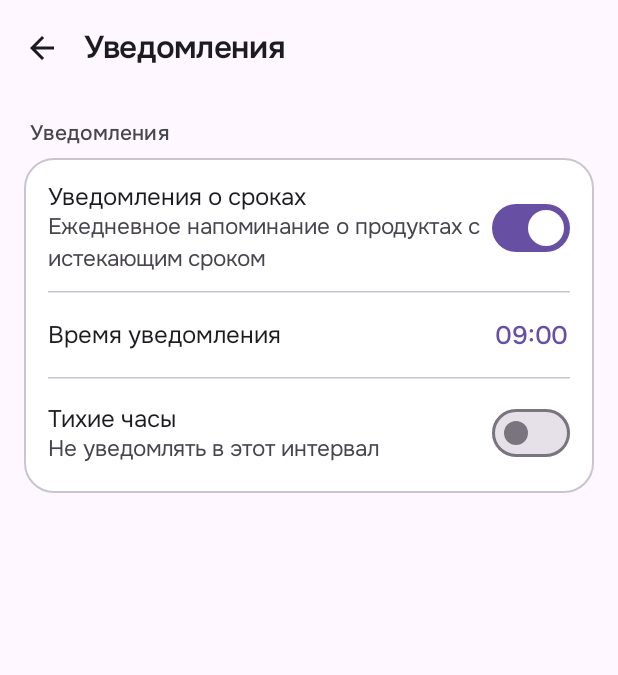
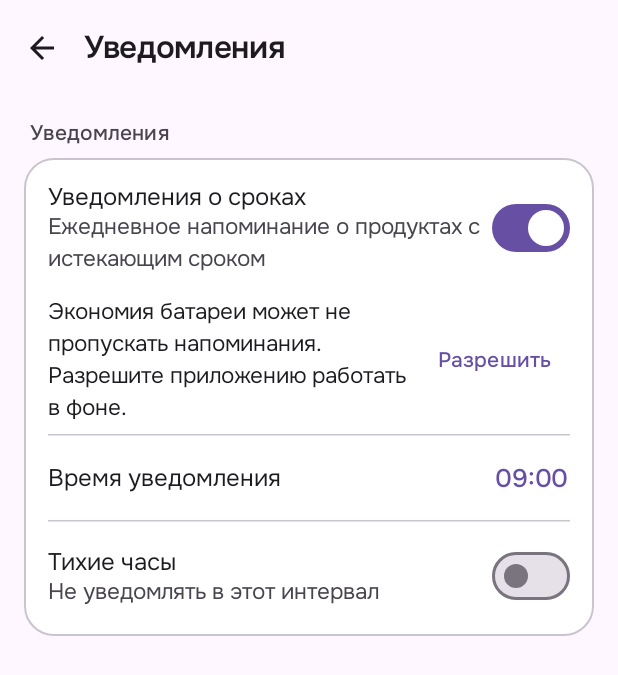
Before and after one commit to Lucky2356/EatBefore, an Android app built with Jetpack Compose: the NotificationsSettingsScreen screen opened through its navigation route, on a phone screen of 412 x 824 dp. Shown: the top 675 px of the screen. Run offline under Robolectric (Android 15) with nearby library versions, the phone set to English and light mode, and no system bars; our stand-ins replace Dagger/Hilt's generated code, Room's generated code; missing, so only their content is drawn: CompositionLocalProvider; pictures from the network do not load; 1 statement that could not run was skipped.

Commit message:
Предложить снять экономию батареи, если она мешает напоминаниям
Ежедневная проверка сроков — фоновая задача, а прошивки Xiaomi, Huawei и
Samsung такие задачи убивают, и напоминание просто не приходит. В
настройках уведомлений появилась строка с кнопкой, открывающей системный
список исключений; она исчезает, как только приложение в нём оказалось.

Co-Authored-By: Claude Opus 5.5 <noreply@anthropic.com>
Claude-Session: https://claude.ai/code/session_01RkY5qCo9KWkW18F7DkS5rG

```diff
--- a/app/src/main/java/com/eatbefore/feature/settings/sections/NotificationsSettingsScreen.kt
+++ b/app/src/main/java/com/eatbefore/feature/settings/sections/NotificationsSettingsScreen.kt
@@ -1,7 +1,12 @@
 package com.eatbefore.feature.settings.sections
 
 import android.Manifest
+import android.content.Context
+import android.content.Intent
+import android.net.Uri
 import android.os.Build
+import android.os.PowerManager
+import android.provider.Settings
 import androidx.compose.foundation.layout.Arrangement
 import androidx.compose.foundation.layout.Row
 import androidx.compose.foundation.layout.fillMaxWidth
@@ -21,8 +26,10 @@ import androidx.compose.runtime.remember
 import androidx.compose.runtime.setValue
 import androidx.compose.ui.Alignment
 import androidx.compose.ui.Modifier
+import androidx.compose.ui.platform.LocalContext
 import androidx.compose.ui.res.stringResource
 import androidx.hilt.navigation.compose.hiltViewModel
+import androidx.lifecycle.compose.LifecycleResumeEffect
 import androidx.lifecycle.compose.collectAsStateWithLifecycle
 import com.eatbefore.R
 import com.eatbefore.core.designsystem.component.SectionCard
@@ -56,6 +63,15 @@ fun NotificationsSettingsScreen(
         notifPermission != null &&
         !notifPermission.status.isGranted
 
+    // Re-read on every return to the screen: the switch is flipped in system settings, and
+    // the row should disappear the moment the user comes back having done it.
+    val context = LocalContext.current
+    var backgroundRestricted by remember { mutableStateOf(false) }
+    LifecycleResumeEffect(Unit) {
+        backgroundRestricted = !context.isIgnoringBatteryOptimizations()
+        onPauseOrDispose { }
+    }
+
     SettingsSectionScaffold(
         titleRes = R.string.settings_section_notifications,
         onBack = onBack,
@@ -86,6 +102,26 @@ fun NotificationsSettingsScreen(
                     )
                     TextButton(onClick = { notifPermission?.launchPermissionRequest() }) {
                         Text(stringResource(R.string.settings_grant_permission))
+                    }
+                }
+            }
+
+            // The daily check is background work, and battery savers on Xiaomi, Huawei and
+            // Samsung kill such work for apps they consider idle — the reminder then simply
+            // never comes, with no error anywhere. Only the user can exempt the app.
+            if (prefs.notificationsEnabled && backgroundRestricted) {
+                Row(
+                    modifier = Modifier.fillMaxWidth().padding(vertical = Dimens.spaceXs),
+                    horizontalArrangement = Arrangement.SpaceBetween,
+                    verticalAlignment = Alignment.CenterVertically,
+                ) {
+                    Text(
+                        stringResource(R.string.settings_background_restricted),
+                        style = MaterialTheme.typography.bodyMedium,
+                        modifier = Modifier.weight(1f),
+                    )
+                    TextButton(onClick = { context.openBatteryOptimizationSettings() }) {
+                        Text(stringResource(R.string.settings_background_allow))
                     }
                 }
             }
@@ -141,3 +177,25 @@ fun NotificationsSettingsScreen(
         )
     }
 }
+
+private fun Context.isIgnoringBatteryOptimizations(): Boolean {
+    val power = getSystemService(Context.POWER_SERVICE) as? PowerManager ?: return true
+    return power.isIgnoringBatteryOptimizations(packageName)
+}
+
+/**
+ * The system list of battery exemptions. Some firmware leaves that screen out, so the app's
+ * own settings page is the fallback — the battery option is one tap further from there.
+ */
+private fun Context.openBatteryOptimizationSettings() {
+    val opened = runCatching {
+        startActivity(Intent(Settings.ACTION_IGNORE_BATTERY_OPTIMIZATION_SETTINGS))
+    }.isSuccess
+    if (!opened) {
+        runCatching {
+            startActivity(
+                Intent(Settings.ACTION_APPLICATION_DETAILS_SETTINGS, Uri.parse("package:$packageName")),
+            )
+        }
+    }
+}
--- a/app/src/main/res/values/strings.xml
+++ b/app/src/main/res/values/strings.xml
@@ -419,6 +419,8 @@
     <string name="product_discard_confirm_message">Партия будет списана как выброшенная и попадёт в статистику потерь. Действие можно отменить в истории.</string>
 
     <string name="settings_section_sharing">Совместный доступ</string>
+    <string name="settings_background_restricted">Экономия батареи может не пропускать напоминания. Разрешите приложению работать в фоне.</string>
+    <string name="settings_background_allow">Разрешить</string>
     <string name="settings_sharing_desc">Выберите папку, которая синхронизируется между вашими устройствами, и ту же папку на втором телефоне. Приложение будет обмениваться изменениями через неё — без регистрации и без наших серверов. Надёжнее всего — папка в памяти телефона (например, Documents/EatBefore), которую синхронизирует приложение вроде Syncthing: Google Диск и многие другие облака не дают выбрать свои папки в этом окне.</string>
     <string name="settings_sharing_folder">Общая папка</string>
     <string name="settings_sharing_folder_none">Не выбрана — запасы видны только на этом телефоне</string>
```
Also changed, not shown: 1 other file.
